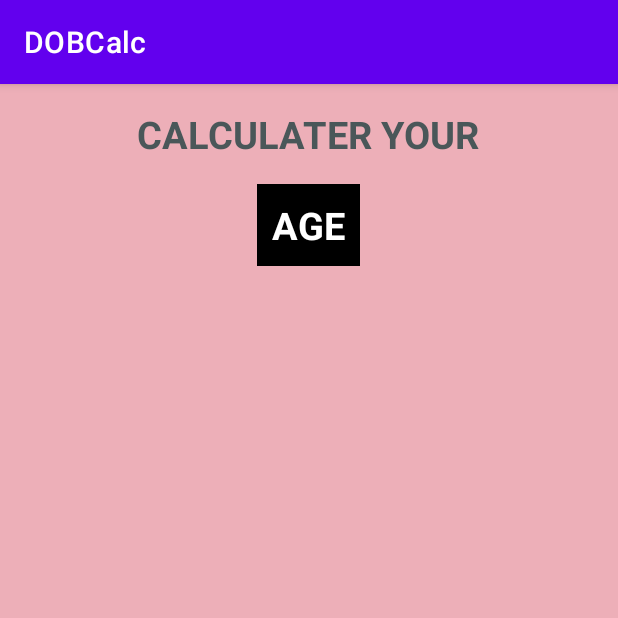
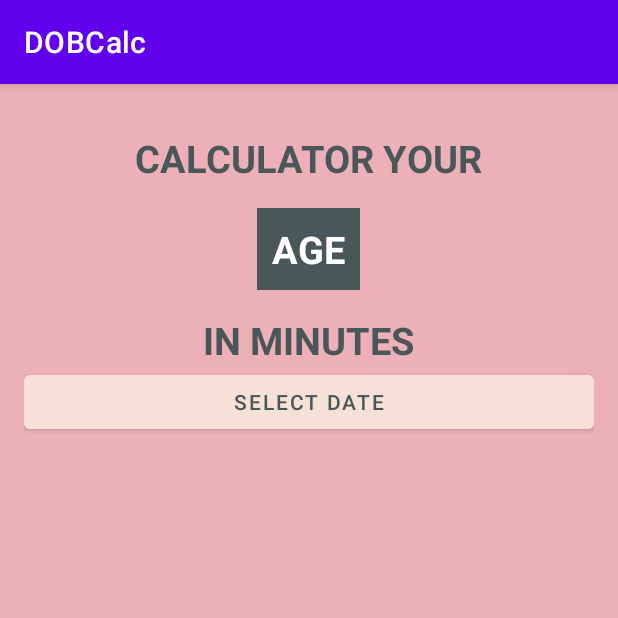
Before and after one commit to clamp1981/DOBCalc, an Android app: the screen it shows after launch (MainActivity), on a phone screen of 412 x 824 dp, the top half of it. Run offline under Robolectric (Android 15) with nearby library versions, the phone set to English and light mode, and no system bars.

Commit message:
기본 UI 추가 (1)

```diff
--- a/app/src/main/res/layout/activity_main.xml
+++ b/app/src/main/res/layout/activity_main.xml
@@ -7,6 +7,7 @@
     tools:context=".MainActivity"
     android:background="@color/bgColor"
     android:orientation="vertical"
+    android:padding="16dp"
     android:gravity="center_horizontal">
 
     <TextView
@@ -14,7 +15,7 @@
         android:layout_height="wrap_content"
         android:layout_marginTop="16dp"
         android:fontFamily="sans-serif"
-        android:text="CALCULATER YOUR"
+        android:text="@string/main_title"
         android:textStyle="bold"
         android:textColor="#4A5759"
         android:textSize="25sp"
@@ -30,9 +31,9 @@
         android:layout_height="wrap_content"
         android:layout_marginTop="16dp"
         android:fontFamily="sans-serif"
-        android:text="AGE"
+        android:text="@string/age_title"
         android:padding="10dp"
-        android:background="@color/black"
+        android:background="@color/txtColor"
         android:textColor="@color/white"
         android:textSize="25sp"
         android:textStyle="bold"
@@ -42,4 +43,27 @@
         app:layout_constraintTop_toTopOf="parent"
         app:layout_constraintVertical_bias="0.055" />
 
+    <TextView
+        android:layout_width="wrap_content"
+        android:layout_height="wrap_content"
+        android:layout_marginTop="16dp"
+        android:fontFamily="sans-serif"
+        android:text="@string/sub_title"
+        android:textStyle="bold"
+        android:textColor="#4A5759"
+        android:textSize="25sp"
+        app:layout_constraintBottom_toBottomOf="parent"
+        app:layout_constraintLeft_toLeftOf="parent"
+        app:layout_constraintRight_toRightOf="parent"
+        app:layout_constraintTop_toTopOf="parent"
+        app:layout_constraintVertical_bias="0.055" />
+
+    <Button
+        android:id="@+id/button"
+        android:layout_width="match_parent"
+        android:layout_height="wrap_content"
+        android:textColor="@color/btntxtColor"
+        android:backgroundTint="@color/btnBgColor"
+        android:text="@string/select_btn_text" />
+
 </LinearLayout>
```
